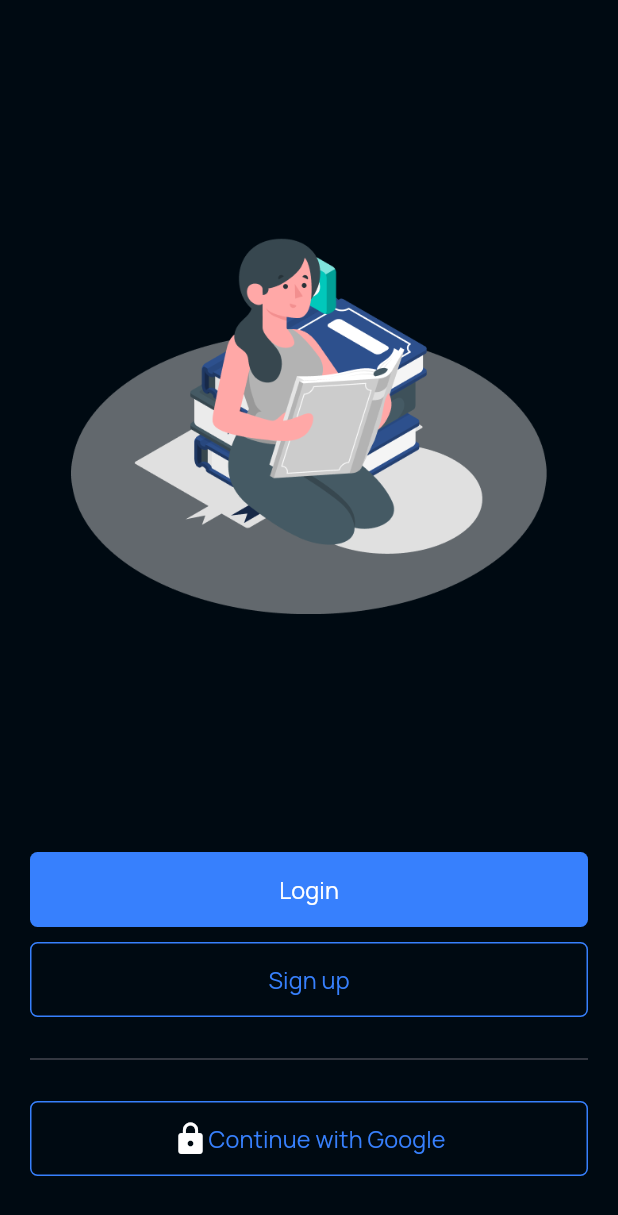
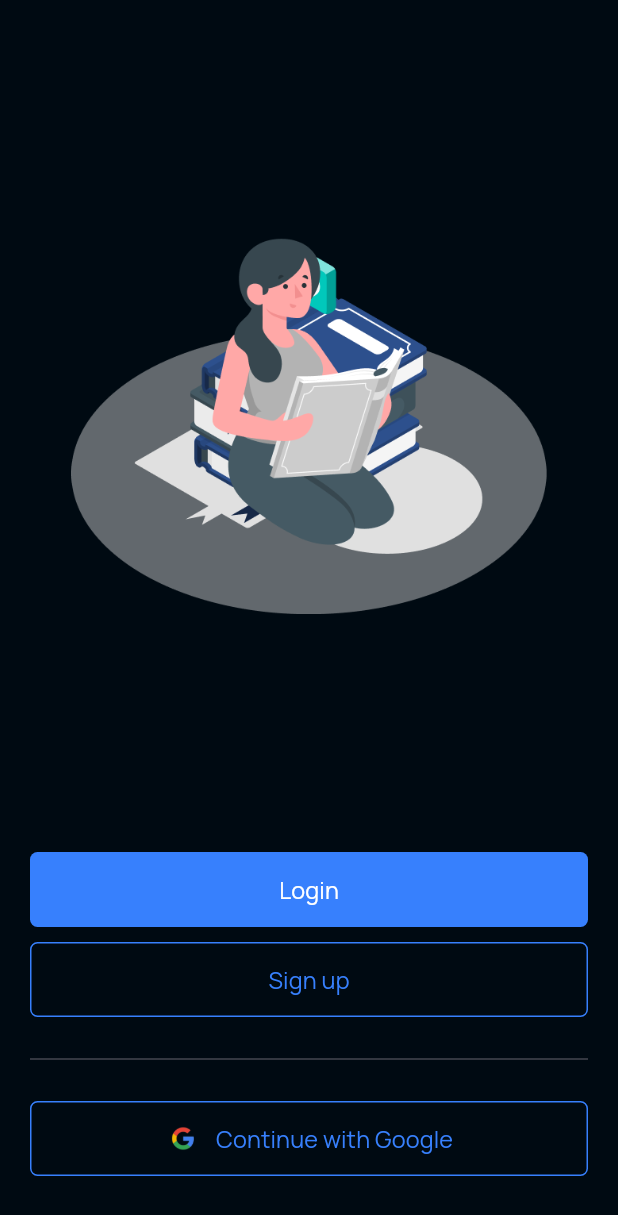
Before and after one commit to sam-shot/cgpa_calculator, a Flutter app: the screen it shows after launch, on a phone screen of 412 x 824 dp. Shown: the top 1215 px of the screen. Run offline on Flutter 3.47's test engine with Material 3 defaults, Android fonts, the phone set to English and light mode, and no system bars; our stand-ins replace flutter_riverpod, flutter_screenutil, gap, get_it, google_fonts, google_sign_in and 3 more; accounts and stored records are empty.

Commit message:
feat: google auth worked on

```diff
--- a/lib/core/app/locator.dart
+++ b/lib/core/app/locator.dart
@@ -2,6 +2,7 @@ import 'package:cgpa_calculator/core/services/db_service.dart';
 import 'package:cgpa_calculator/main.dart';
 import 'package:cgpa_calculator/ui/utils/app_navigation.dart';
 import 'package:cgpa_calculator/ui/utils/dialogs.dart';
+import 'package:flutter/foundation.dart';
 import 'package:get_it/get_it.dart';
 import 'package:supabase_flutter/supabase_flutter.dart';
 
@@ -9,6 +10,7 @@ final locator = GetIt.instance;
 
 Future<void> setupLocator() async {
   await Supabase.initialize(
+    debug: kDebugMode,
     url: 'https://xhknidgfmoiaanrbtadq.supabase.co',
     anonKey:
         'eyJhbGciOiJIUzI1NiIsInR5cCI6IkpXVCJ9.eyJpc3MiOiJzdXBhYmFzZSIsInJlZiI6Inhoa25pZGdmbW9pYWFucmJ0YWRxIiwicm9sZSI6ImFub24iLCJpYXQiOjE3MTkyNzc3MDMsImV4cCI6MjAzNDg1MzcwM30.KlZRAftBaVV754WWLDRbNelmTaIjjib3a4HQf7r1KuI',
--- a/lib/ui/views/auth/auth_view.dart
+++ b/lib/ui/views/auth/auth_view.dart
@@ -2,9 +2,11 @@ import 'package:cgpa_calculator/core/extensions/context.extensions.dart';
 import 'package:cgpa_calculator/core/extensions/string.extensions.dart';
 import 'package:cgpa_calculator/ui/components/button.dart';
 import 'package:cgpa_calculator/ui/styles/colors.dart';
+import 'package:cgpa_calculator/ui/views/auth/controller/auth_controller.dart';
 import 'package:cgpa_calculator/ui/views/auth/login_view.dart';
 import 'package:cgpa_calculator/ui/views/auth/signup_view.dart';
 import 'package:flutter/material.dart';
+import 'package:flutter_riverpod/flutter_riverpod.dart';
 import 'package:flutter_screenutil/flutter_screenutil.dart';
 import 'package:gap/gap.dart';
 
@@ -44,13 +46,23 @@ class AuthView extends StatelessWidget {
               const Gap(20),
               const Divider(),
               const Gap(20),
-              AppButton(
-                text: "Continue with Google",
-                icon: const Icon(Icons.lock),
-                color: context.primaryColor,
-                type: ButtonType.outlined,
-                onPressed: () => context.push(const SignupView()),
-              ),
+              Consumer(builder: (context, ref, _) {
+                return AppButton(
+                  text: "Continue with Google",
+                  icon: Row(
+                    children: [
+                      Image.asset(
+                        "google".png,
+                        height: 24,
+                      ),
+                      const Gap(10),
+                    ],
+                  ),
+                  color: context.primaryColor,
+                  type: ButtonType.outlined,
+                  onPressed: () => ref.read(authController).googleLogin(),
+                );
+              }),
               const Gap(40),
             ],
           ),
--- a/pubspec.yaml
+++ b/pubspec.yaml
@@ -42,6 +42,7 @@ dependencies:
   supabase_flutter:
   share_plus: ^9.0.0
   intl:
+  google_sign_in:
 
 dev_dependencies:
   flutter_test:
@@ -49,7 +50,6 @@ dev_dependencies:
   icons_launcher: ^2.1.7
   rename_app: ^1.5.0
   flutter_lints: ^3.0.0
-  google_sign_in:
 
 # For information on the generic Dart part of this file, see the
 # following page: https://dart.dev/tools/pub/pubspec
```
Also changed, not shown: lib/ui/views/auth/controller/auth_controller.dart (+45 -1 lines), assets/images/google.png (added), pubspec.lock, 3 other files.
